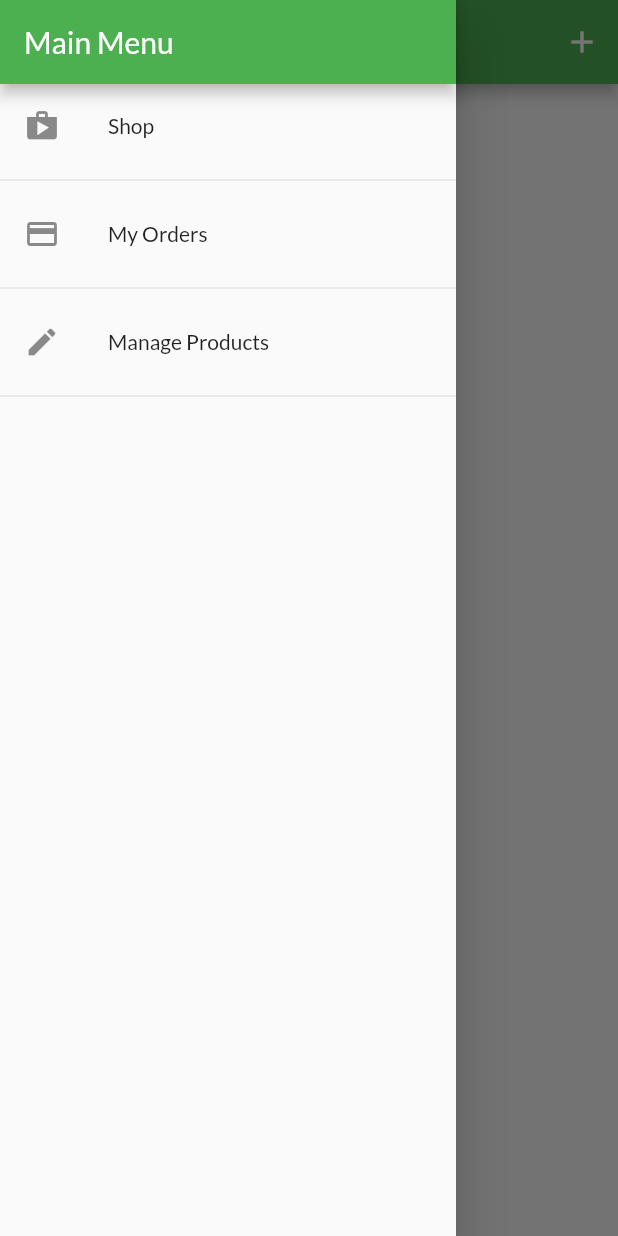
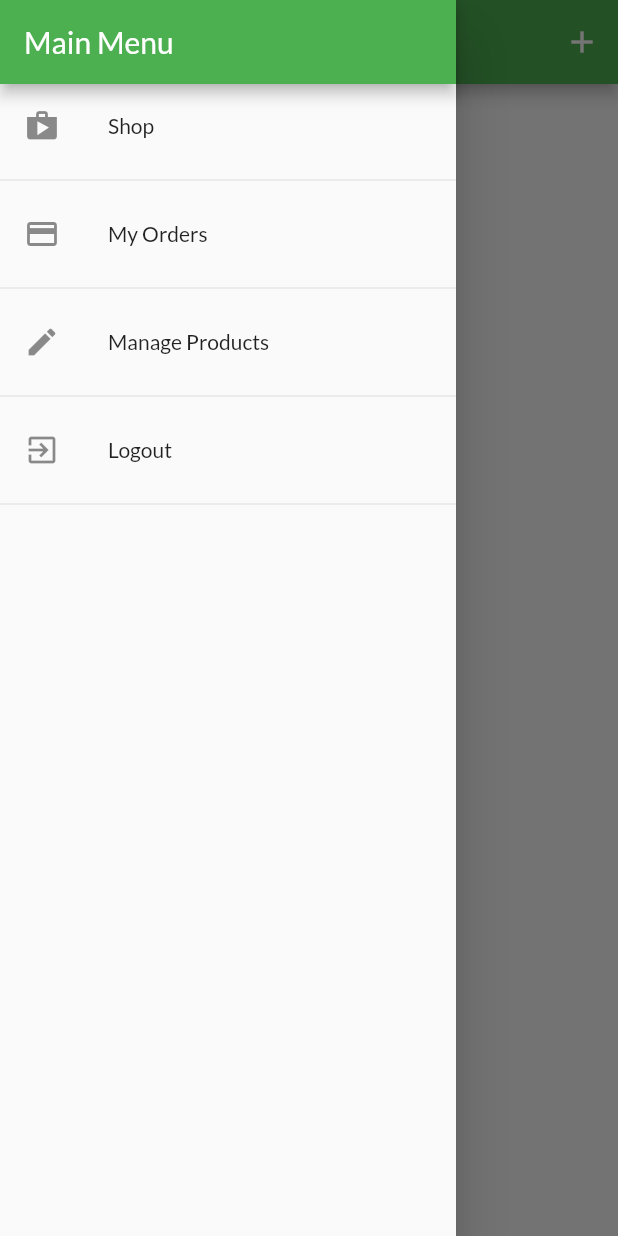
Before and after one commit to jacobia21/ShoppingApp, a Flutter app: the UserProductsScreen screen opened by its route, with the side drawer open, on a phone screen of 412 x 824 dp. Run offline on Flutter 3.47's test engine with Material 2 defaults, Android fonts, the phone set to English and light mode, and no system bars; network calls fail.

Commit message:
added logout func. and scoped orders by user

```diff
--- a/lib/providers/orders_provider.dart
+++ b/lib/providers/orders_provider.dart
@@ -21,6 +21,7 @@ class Order {
 class OrdersProvider with ChangeNotifier {
   List<Order> _orders = [];
   String authToken;
+  String userId;
 
   // OrdersProvider(this.authToken, this._orders);
 
@@ -29,7 +30,7 @@ class OrdersProvider with ChangeNotifier {
   }
 
   Future<void> addOrder(List<CartItem> cartProducts, double total) async {
-    final url = 'https://shopping-app-jacobia.firebaseio.com/orders.json?auth=$authToken';
+    final url = 'https://shopping-app-jacobia.firebaseio.com/orders/$userId.json?auth=$authToken';
     final dateTime = DateTime.now();
     final response = await http.post(url,
         body: json.encode({
@@ -58,7 +59,7 @@ class OrdersProvider with ChangeNotifier {
   }
 
   Future<void> fetchOrders() async {
-    final url = 'https://shopping-app-jacobia.firebaseio.com/orders.json?auth=$authToken';
+    final url = 'https://shopping-app-jacobia.firebaseio.com/orders/$userId.json?auth=$authToken';
     final response = await http.get(url);
     final List<Order> _loadedOrders = [];
     final extractedData = json.decode(response.body) as Map<String, dynamic>;
@@ -84,6 +85,7 @@ class OrdersProvider with ChangeNotifier {
 
   void update(AuthProvider authData) {
     authToken = authData.token;
+    userId = authData.userID;
     notifyListeners();
   }
 }
--- a/lib/widgets/app_drawer.dart
+++ b/lib/widgets/app_drawer.dart
@@ -1,7 +1,9 @@
 import 'package:flutter/material.dart';
+import 'package:provider/provider.dart';
 
 import '../screens/orders_screen.dart';
 import '../screens/user_products_screen.dart';
+import '../providers/auth_provider.dart';
 
 class AppDrawer extends StatelessWidget {
   @override
@@ -38,6 +40,14 @@ class AppDrawer extends StatelessWidget {
             },
           ),
           Divider(),
+          ListTile(
+            leading: Icon(Icons.exit_to_app),
+            title: Text('Logout'),
+            onTap: () {
+              Provider.of<AuthProvider>(context, listen: false).logout();
+            },
+          ),
+          Divider(),
         ],
       ),
     );
```
Also changed, not shown: lib/providers/auth_provider.dart (+7 -0 lines).
